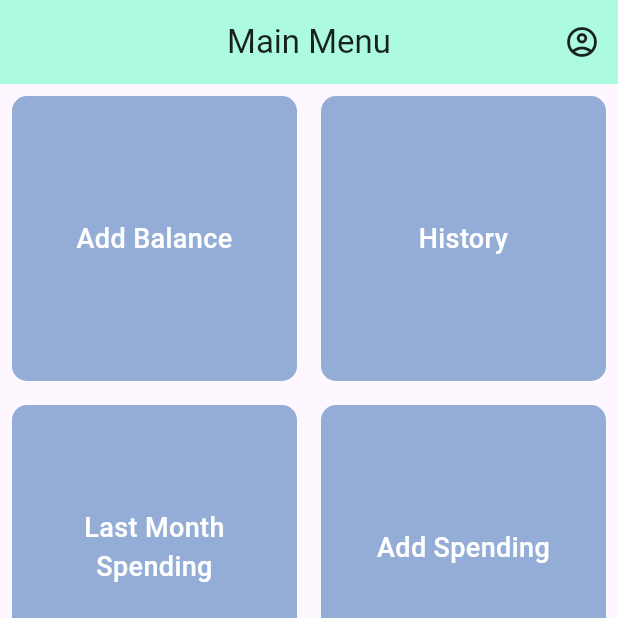
After one commit to ferdyuuya/money-app, a Flutter app: the screen it shows after launch, on a phone screen of 412 x 824 dp, the top half of it. The commit adds this screen. Run offline on Flutter 3.47's test engine with Material 3 defaults, Android fonts, the phone set to English and light mode, and no system bars; Roboto replaces fonts that are missing (Poppins).

Commit message:
Add pages and layouts folder. BottomNavbar not solved yet

```diff
--- /dev/null
+++ b/lib/layouts/appbar.dart
@@ -0,0 +1,36 @@
+import 'package:flutter/material.dart';
+import 'package:myapp/styles.dart';
+import 'package:myapp/pages/profile.dart';
+
+class HeaderBar extends StatelessWidget implements PreferredSizeWidget {
+  const HeaderBar({Key? key, required this.title}) : super(key: key);
+
+  final Widget title;
+
+  @override
+  Widget build(BuildContext context) {
+    return AppBar(
+      backgroundColor: Color.fromRGBO(172, 250, 223, 1),
+      foregroundColor: Colors.black87,
+      elevation: 0,
+      shadowColor: Colors.transparent,
+      centerTitle: true,
+      actions: [
+        IconButton(
+          icon: Icon(Icons.account_circle_outlined),
+          onPressed: () {
+            Navigator.push(
+              context,
+              SlidePageRoute(Profile()), // Use custom slide transition
+            );
+          },
+        )
+      ],
+      title: title,
+    );
+  }
+
+  @override
+  Size get preferredSize =>
+      Size.fromHeight(kToolbarHeight); // Required for AppBar sizing
+}
--- /dev/null
+++ b/lib/layouts/bottom_navbar.dart
@@ -0,0 +1,43 @@
+// ignore_for_file: prefer_const_constructors, prefer_const_literals_to_create_immutables, unused_import
+
+import 'package:flutter/material.dart';
+import 'package:myapp/main.dart';
+import 'package:myapp/pages/about.dart';
+import 'package:myapp/pages/profile.dart';
+import 'package:myapp/styles.dart';
+
+class AppPages  {
+  final _appPages = [
+    const MyApp(),
+    const AboutPage(),
+    const Profile(),
+  ];
+}
+class BottomNavbar extends StatelessWidget {
+  BottomNavbar({super.key});
+
+
+  @override
+  Widget build(BuildContext context) {
+    return BottomNavigationBar(
+      items: [
+        BottomNavigationBarItem(
+          icon: Icon(Icons.home),
+          label: 'Home',
+        ),
+        BottomNavigationBarItem(
+          icon: Icon(Icons.settings),
+          label: 'Settings',
+        ),
+        BottomNavigationBarItem(
+          icon: Icon(Icons.info),
+          label: 'About',
+        ),
+        BottomNavigationBarItem(
+          icon: Icon(Icons.logout),
+          label: 'Logout',
+        ),
+      ],
+    );
+  }
+}
--- /dev/null
+++ b/lib/pages/menu.dart
@@ -0,0 +1,53 @@
+// ignore_for_file: prefer_const_constructors
+
+import 'package:flutter/material.dart';
+
+ class MenuPage extends StatelessWidget {
+  MenuPage({super.key});
+  List<String> featureName = [
+    'Add Balance',
+    'History',
+    'Last Month Spending',
+    'Add Spending',
+    'Support Us',
+  ];
+
+
+  @override
+  Widget build(BuildContext context) {
+    return GridView.builder(
+      itemCount: featureName.length,
+      gridDelegate: SliverGridDelegateWithFixedCrossAxisCount(
+        crossAxisCount: 2,
+      ),
+      itemBuilder: (context, index) => Container(
+        margin: EdgeInsets.all(8),
+        padding: EdgeInsets.all(20),
+        decoration: BoxDecoration(
+          borderRadius: BorderRadius.all(Radius.circular(10)),
+          color: Color.fromRGBO(148, 173, 215, 1),
+        ),
+        child: GestureDetector(
+          onTap: () {
+            print(featureName[index]);
+          },
+          child: Container(
+            padding: EdgeInsets.all(5),
+            child: Center(
+              child: Text(
+                featureName[index],
+                textAlign: TextAlign.center,
+                style: TextStyle(
+                  color: Colors.white,
+                  fontFamily: 'Poppins',
+                  fontSize: 18,
+                  fontWeight: FontWeight.w500,
+                ),
+              ),
+            ),
+          ),
+        ),
+      ),
+    );
+  }
+}
--- a/lib/pages/profile.dart
+++ b/lib/pages/profile.dart
@@ -3,7 +3,8 @@
 import 'package:flutter/cupertino.dart';
 import 'package:flutter/material.dart';
 import 'package:flutter/widgets.dart';
-import 'package:myapp/main.dart';
+import 'package:myapp/layouts/appbar.dart';
+
 
 class Profile extends StatelessWidget {
   const Profile({super.key});
--- /dev/null
+++ b/lib/styles.dart
@@ -0,0 +1,23 @@
+import 'package:flutter/material.dart';
+
+class SlidePageRoute extends PageRouteBuilder {
+  final Widget page;
+  SlidePageRoute(this.page)
+      : super(
+          pageBuilder: (context, animation, secondaryAnimation) => page,
+          transitionsBuilder: (context, animation, secondaryAnimation, child) {
+            const begin = Offset(1.0, 0.0); // Slide from right
+            const end = Offset.zero;
+            const curve = Curves.easeInOut;
+
+            var tween =
+                Tween(begin: begin, end: end).chain(CurveTween(curve: curve));
+            var offsetAnimation = animation.drive(tween);
+
+            return SlideTransition(
+              position: offsetAnimation,
+              child: child,
+            );
+          },
+        );
+}
```
Also changed, not shown: lib/layouts/drawer.dart (added, +58 -0 lines), lib/main.dart (+13 -96 lines), lib/pages/about.dart (added, +23 -0 lines).
